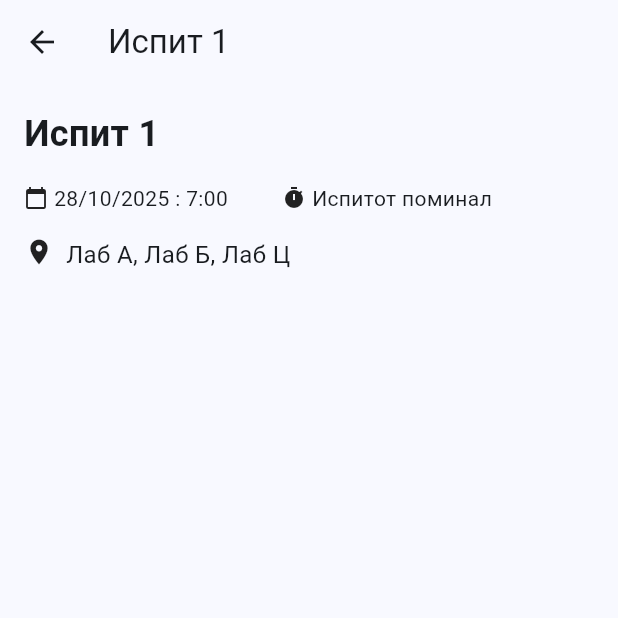
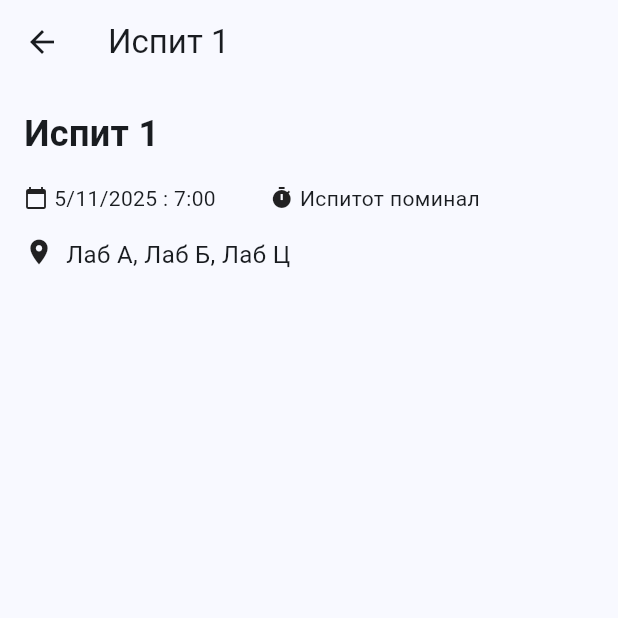
Before and after one commit to AliJupan/Lab-MIS, a Flutter app: the screen it shows after launch, after a tap on an icon or button, on a phone screen of 412 x 824 dp, the top half of it. Run offline on Flutter 3.47's test engine with Material 3 defaults, Android fonts, the phone set to English and light mode, and no system bars.

Commit message:
added app pictures

```diff
--- a/lib/screens/home.dart
+++ b/lib/screens/home.dart
@@ -17,7 +17,7 @@ class _MyHomePageState extends State<MyHomePage> {
     return Exam(
       id: index,
       name: "Испит ${index + 1}",
-      date: DateTime(2025, 10, index + 28,7 + index),
+      date: DateTime(2025, 11, index + 5,7 + index),
       places: ["Лаб А", "Лаб Б", "Лаб Ц"],
     );
   });
```
Also changed, not shown: pictures/details_screen_2.png (added), pictures/home_screen.png, 1 other file.
